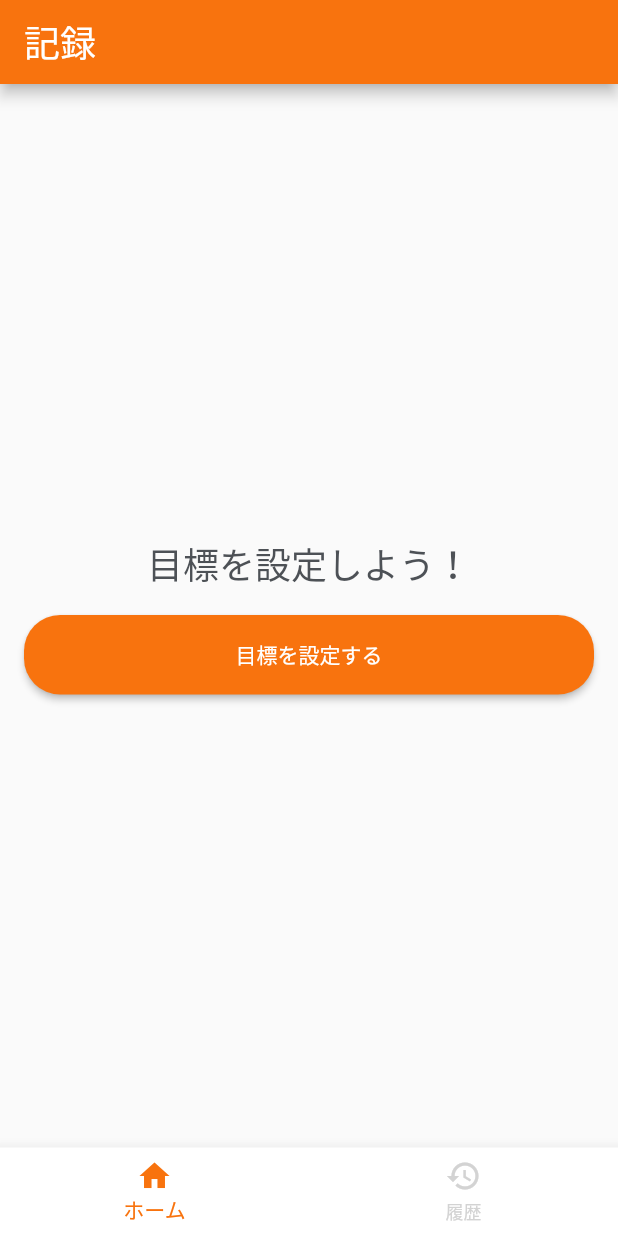
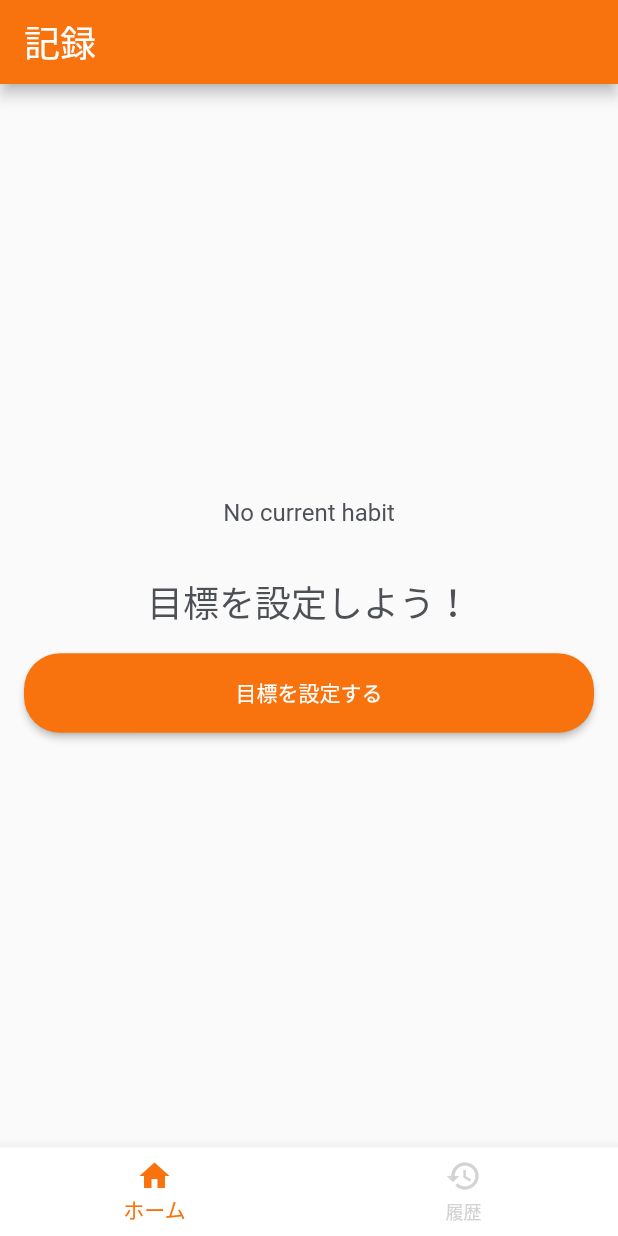
Before and after one commit to narumi0610/habit_app, a Flutter app: the screen it shows after launch, on a phone screen of 412 x 824 dp. Run offline on Flutter 3.47's test engine with Material 2 defaults, Android fonts, the phone set to English and light mode, and no system bars; our stand-ins replace animated_flip_counter, flutter_bounce, realm; missing offline and left inert: home_widget; generated files the repository leaves out were written again; Roboto replaces fonts that are missing (KosugiMaru).

Commit message:
目標を更新したら再描画されるよう修正

```diff
--- a/lib/main.dart
+++ b/lib/main.dart
@@ -19,24 +19,33 @@ class HabitApp extends StatelessWidget {
     return MaterialApp(
       title: 'Habit App',
       theme: AppTheme.light,
-      home: MyStatefulWidget(),
+      home: MainScreen(),
     );
   }
 }
 
-class MyStatefulWidget extends StatefulWidget {
-  const MyStatefulWidget({super.key});
+class MainScreen extends StatefulWidget {
+  final int index;
+  const MainScreen({this.index = 0});
 
   @override
-  State<MyStatefulWidget> createState() => _MyStatefulWidgetState();
+  State<MainScreen> createState() => _MainScreenState();
 }
 
-class _MyStatefulWidgetState extends State<MyStatefulWidget> {
+class _MainScreenState extends State<MainScreen> {
   int _selectedIndex = 0;
   List<Widget> _widgetOptions = <Widget>[
     HomeScreen(),
     GoalHistoryScreen(),
   ];
+
+  @override
+  void initState() {
+    // TODO: implement initState
+    super.initState();
+    _selectedIndex = widget.index;
+  }
+
   void _onItemTapped(int index) {
     setState(() {
       _selectedIndex = index;
--- a/lib/screens/home_screen.dart
+++ b/lib/screens/home_screen.dart
@@ -33,8 +33,9 @@ class HomeScreenState extends State<HomeScreen> {
   // 現在の習慣を取得
   Future<void> _getCurrentHabit() async {
     var habits = realm.all<Habit>();
+
     setState(() {
-      _currentHabit = habits.isNotEmpty ? habits[0] : null;
+      _currentHabit = habits.isNotEmpty ? habits[habits.length - 1] : null;
     });
   }
 
@@ -73,13 +74,15 @@ class HomeScreenState extends State<HomeScreen> {
 
     final setGoalButton = RoundedButton(
         title: '目標を設定する',
-        onPressed: () {
+        onPressed: () async {
           Navigator.push(
             context,
             MaterialPageRoute(
               builder: (context) => SetGoalScreen(),
             ),
           );
+          print('きた');
+          _getCurrentHabit();
         });
 
     return Scaffold(
@@ -90,6 +93,14 @@ class HomeScreenState extends State<HomeScreen> {
           child: Column(
             mainAxisAlignment: MainAxisAlignment.center,
             children: [
+              Container(
+                margin: const EdgeInsets.symmetric(horizontal: 16),
+                child: FittedBox(
+                  child: Text(_currentHabit?.title ?? 'No current habit',
+                      style: const TextStyle(fontSize: 16)),
+                ),
+              ),
+              const SizedBox(height: 32),
               if (_currentHabit != null) ...[
                 Bounce(
                   duration: const Duration(milliseconds: 300),
@@ -97,11 +108,11 @@ class HomeScreenState extends State<HomeScreen> {
                     await _updateCurrentState();
                   },
                   child: Container(
-                    padding: const EdgeInsets.all(32),
+                    padding: const EdgeInsets.all(64),
                     width: width,
                     decoration: const BoxDecoration(
                       shape: BoxShape.circle,
-                      color: AppColor.white,
+                      color: Colors.white,
                       boxShadow: [
                         BoxShadow(
                           color: Colors.grey,
@@ -110,14 +121,7 @@ class HomeScreenState extends State<HomeScreen> {
                         ),
                       ],
                     ),
-                    child: Column(
-                      children: [
-                        Text(_currentHabit!.title,
-                            style: const TextStyle(fontSize: 24)),
-                        const SizedBox(height: 8),
-                        ContinuousDaysAnimation(_currentHabit!.currentState),
-                      ],
-                    ),
+                    child: ContinuousDaysAnimation(_currentHabit!.currentState),
                   ),
                 ),
               ] else ...[
--- a/lib/screens/set_goal_screen.dart
+++ b/lib/screens/set_goal_screen.dart
@@ -1,5 +1,7 @@
 import 'package:flutter/material.dart';
+import 'package:habit_app/main.dart';
 import 'package:habit_app/models/habit.dart';
+import 'package:habit_app/screens/home_screen.dart';
 import 'package:habit_app/utils/rounded_button.dart';
 import 'package:realm/realm.dart';
 
@@ -26,8 +28,13 @@ class SetGoalScreenState extends State<SetGoalScreen> {
       realm.write(() {
         realm.add(habit);
       });
-      // 目標を保存する
-      Navigator.pop(context);
+      // SetGoalScreenの画面を削除してHomeScreenにpushする
+      Navigator.pushAndRemoveUntil(
+        context,
+        MaterialPageRoute(
+            builder: (BuildContext context) => MainScreen(index: 0)),
+        (_) => false,
+      );
     }
   }
 
@@ -43,6 +50,7 @@ class SetGoalScreenState extends State<SetGoalScreen> {
             crossAxisAlignment: CrossAxisAlignment.start,
             children: [
               TextFormField(
+                maxLength: 20,
                 style: const TextStyle(color: AppColor.text),
                 controller: _habitTitleController,
                 decoration: const InputDecoration(
```
